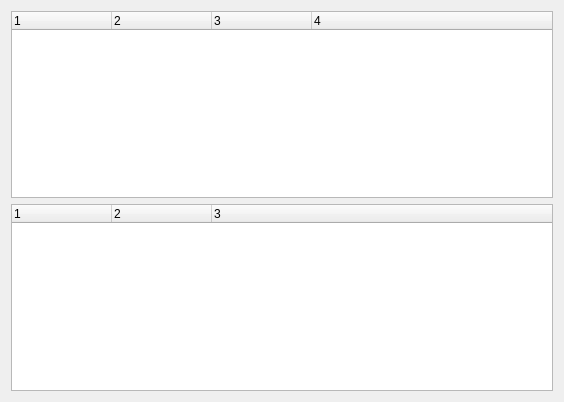
Old version of the form treeView.ui in the repository VRLAB-HSKL/VirtualRadiologyData.
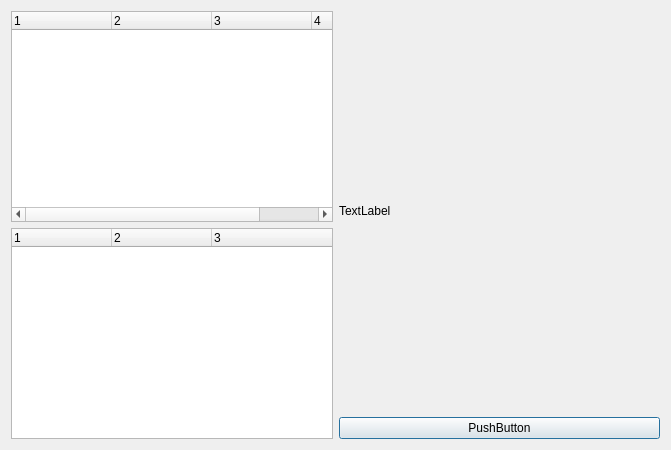
New version of the form.

Commit message: Add GUI with label and button

```diff
--- a/treeView.ui
+++ b/treeView.ui
@@ -6,25 +6,21 @@
    <rect>
     <x>0</x>
     <y>0</y>
-    <width>564</width>
-    <height>402</height>
+    <width>671</width>
+    <height>450</height>
    </rect>
   </property>
   <property name="windowTitle">
    <string>Dialog</string>
   </property>
+  <layout class="QHBoxLayout" name="horizontalLayout">
+   <item>
   <layout class="QVBoxLayout" name="verticalLayout">
    <item>
     <widget class="QTreeWidget" name="studytree">
-     <property name="styleSheet">
-      <string notr="true">alternate-background-color: #adb6c4</string>
-     </property>
      <property name="columnCount">
       <number>4</number>
      </property>
-     <attribute name="headerVisible">
-      <bool>true</bool>
-     </attribute>
      <column>
       <property name="text">
        <string notr="true">1</string>
@@ -49,9 +45,6 @@
    </item>
    <item>
     <widget class="QTreeWidget" name="seriestree">
-     <property name="styleSheet">
-      <string notr="true">alternate-background-color: #adb6c4</string>
-     </property>
      <property name="columnCount">
       <number>3</number>
      </property>
@@ -71,6 +64,32 @@
       </property>
      </column>
     </widget>
+     </item>
+    </layout>
+   </item>
+   <item>
+    <layout class="QVBoxLayout" name="verticalLayout_2">
+     <item>
+      <widget class="QLabel" name="label">
+       <property name="sizePolicy">
+        <sizepolicy hsizetype="Expanding" vsizetype="Expanding">
+         <horstretch>0</horstretch>
+         <verstretch>0</verstretch>
+        </sizepolicy>
+       </property>
+       <property name="text">
+        <string>TextLabel</string>
+       </property>
+      </widget>
+     </item>
+     <item>
+      <widget class="QPushButton" name="pushButton">
+       <property name="text">
+        <string>PushButton</string>
+       </property>
+      </widget>
+     </item>
+    </layout>
    </item>
   </layout>
  </widget>
```
Lines whose indentation alone changed are shown as unchanged. The commit also changes 2 other files.
